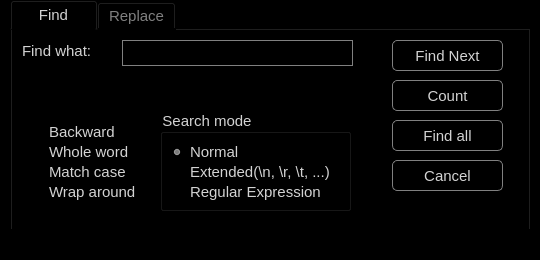
Qivaz/QEditor, file form/SearchDialog.ui: the form before one commit.
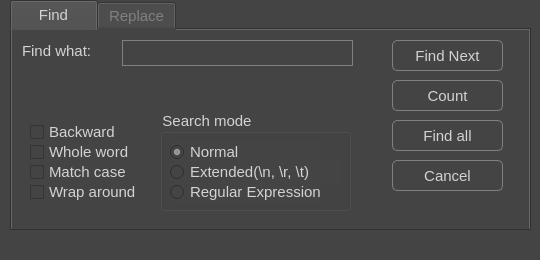
The form after the commit.

Commit message: Fix Search Dialog issues, support extended \r \n \t.

Patch:
```diff
--- a/form/SearchDialog.ui
+++ b/form/SearchDialog.ui
@@ -14,7 +14,7 @@
    <string>Find &amp; Replace</string>
   </property>
   <property name="styleSheet">
-   <string notr="true">color: lightGray; background-color: black; font: 11pt;</string>
+   <string notr="true">color: lightGray; background-color: rgb(68, 68, 68); font: 11pt;</string>
   </property>
   <widget class="QTabWidget" name="tabWidget">
    <property name="geometry">
@@ -308,7 +308,7 @@
      </rect>
     </property>
     <property name="text">
-     <string>Extended(\n, \r, \t, ...)</string>
+     <string>Extended(\n, \r, \t)</string>
     </property>
    </widget>
    <widget class="QRadioButton" name="radioButtonFindRe">
```
The commit also changes 4 other files.
